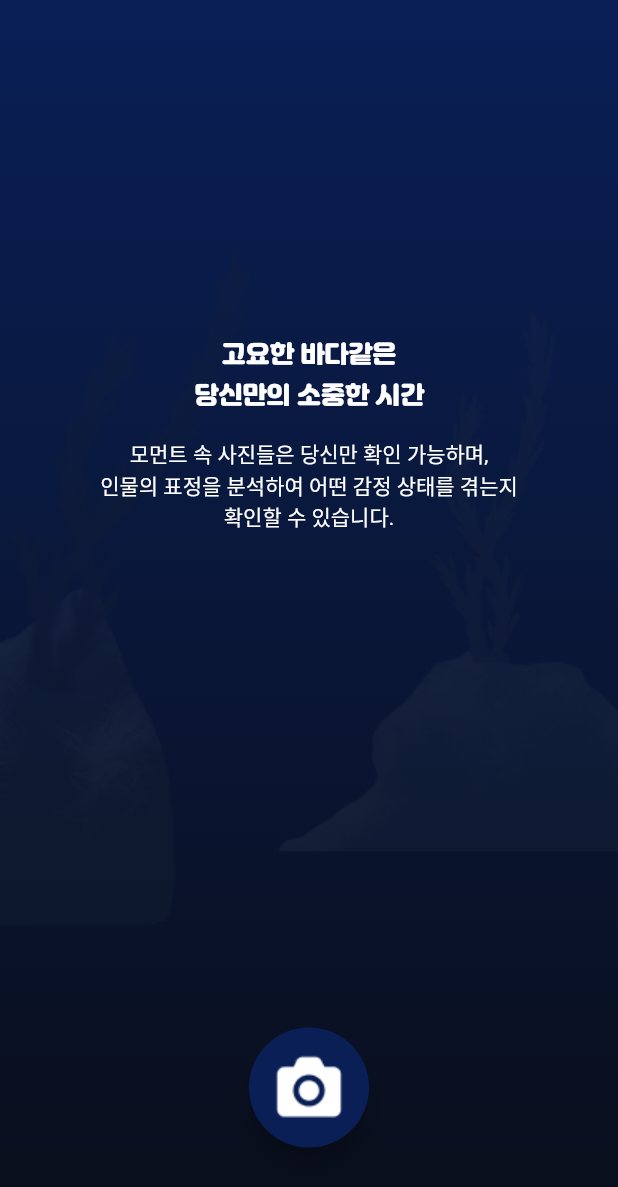
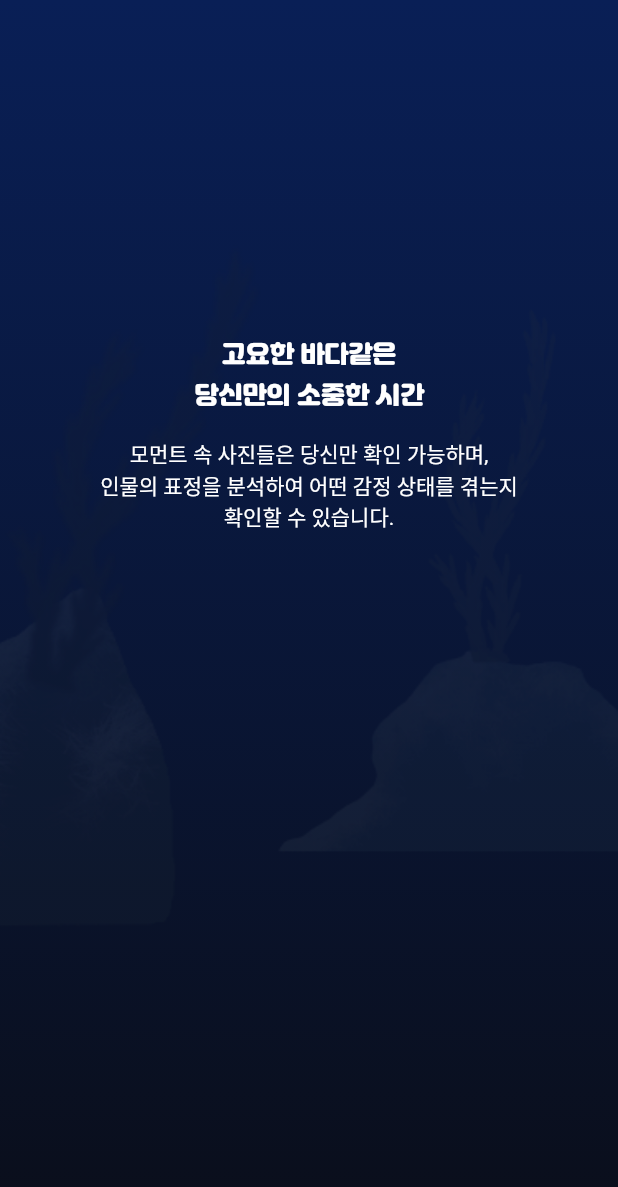
Before and after one commit to NORITHON/MOA, a Flutter app: the screen it shows after launch, on a phone screen of 412 x 824 dp. Shown: the top 1187 px of the screen. Run offline on Flutter 3.47's test engine with Material 2 defaults, Android fonts, the phone set to English and light mode, and no system bars; our stand-ins replace camera, flutter_highlight, flutter_svg, google_fonts, image_picker, page_transition and 1 more; missing offline and left inert: google_mlkit_commons, google_mlkit_face_detection, onboarding; Roboto replaces fonts that are missing (PretendardVariable); project files that could hold a hidden picture were left out.

Commit message:
container

```diff
--- a/lib/src/start_view.dart
+++ b/lib/src/start_view.dart
@@ -79,19 +79,35 @@ class _StartViewState extends State<StartView> {
                   ],
                 ),
               ),
+              GestureDetector(
+                onTap: () {
+                  Navigator.push(
+                    context,
+                    PageTransition(
+                      type: PageTransitionType.fade,
+                      child: const UploadCamera(),
+                    ),
+                  );
+                },
+                child: SizedBox(
+                  width: 50,
+                  height: 50,
+                  color: Colors.black,
+                ),
+              ),
 
               // ElevatedButton(
               //   style: ButtonStyle(
               //     width: 100,
               //   ),
               //   onPressed: () {
-              //     Navigator.push(
-              //       context,
-              //       PageTransition(
-              //         type: PageTransitionType.fade,
-              //         child: const UploadCamera(),
-              //       ),
-              //     );
+              // Navigator.push(
+              //   context,
+              //   PageTransition(
+              //     type: PageTransitionType.fade,
+              //     child: const UploadCamera(),
+              //   ),
+              // );
               //   },
               //   child: const Text('Raised Button'),
               // ),
@@ -119,46 +135,48 @@ class _StartViewState extends State<StartView> {
               //   shape: const CircleBorder(),
               // ),
             ],
-          ),
-          floatingActionButtonLocation:
-              FloatingActionButtonLocation.centerDocked,
-          floatingActionButton: Container(
-            width: MediaQuery.of(context).size.width * 0.94,
-            //width: 410,
-            height: 198,
-            child: Stack(
-              //will break to another line on overflow
-              //use vertical to show  on vertical axis
-              children: <Widget>[
-                Align(
-                  alignment: Alignment.center,
-                  child: Padding(
-                    padding: const EdgeInsets.fromLTRB(0, 0, 0, 0),
-                    child: SizedBox(
-                      height: 80,
-                      width: 80,
-                      child: FloatingActionButton(
-                        onPressed: () {
-                          // _showModalBottomSheet();
-                          Navigator.push(
-                            context,
-                            PageTransition(
-                              type: PageTransitionType.fade,
-                              child: const UploadCamera(),
-                            ),
-                          );
-                          //action code for button 2
-                        },
-                        backgroundColor: Color(0xff091F56),
-                        child: Image(
-                            image: AssetImage(
-                                'assets/icons/icon-camera-mono.png')),
-                      ),
-                    ),
-                  ),
-                ),
-              ],
-            ),
+            // ),
+            //   floatingActionButtonLocation:
+            //       FloatingActionButtonLocation.centerDocked,
+            //   floatingActionButton: Container(
+            //     width: MediaQuery.of(context).size.width * 0.94,
+            //     //width: 410,
+            //     height: 198,
+            //     child: Stack(
+            //       //will break to another line on overflow
+            //       //use vertical to show  on vertical axis
+            //       children: <Widget>[
+            //         Align(
+            //           alignment: Alignment.center,
+            //           child: Padding(
+            //             padding: const EdgeInsets.fromLTRB(0, 0, 0, 0),
+            //             child: SizedBox(
+            //               height: 80,
+            //               width: 80,
+            //               child: FloatingActionButton(
+            //                 onPressed: () {
+            //                   // _showModalBottomSheet();
+            //                   Navigator.push(
+            //                     context,
+            //                     PageTransition(
+            //                       type: PageTransitionType.fade,
+            //                       child: const UploadCamera(),
+            //                     ),
+            //                   );
+            //                   //action code for button 2
+            //                 },
+            //                 backgroundColor: Color(0xff091F56),
+            //                 child: Image(
+            //                     image: AssetImage(
+            //                         'assets/icons/icon-camera-mono.png')),
+            //               ),
+            //             ),
+            //           ),
+            //         ),
+            //       ],
+            //     ),
+            //   ),
+            // ),
           ),
         ),
       ),
```
